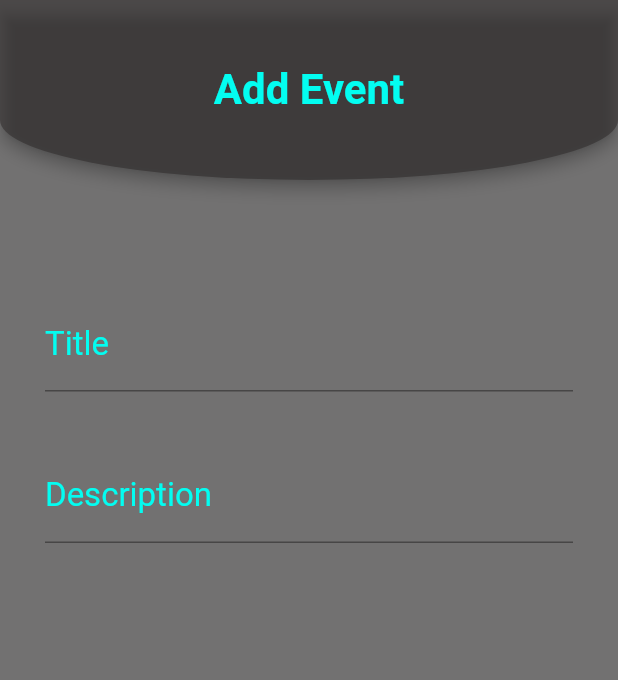
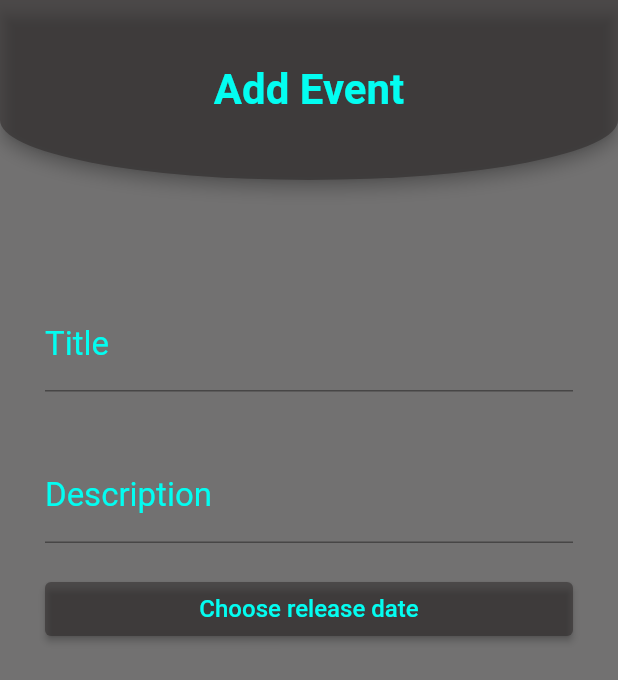
Before and after one commit to patryklaskowski1/do_not_forget, a Flutter app: the screen it shows after launch, on a phone screen of 412 x 824 dp. Shown: the top 680 px of the screen. Run offline on Flutter 3.47's test engine with Material 2 defaults, Android fonts, the phone set to English and light mode, and no system bars.

Commit message:
Create ElevatedButton to add page

```diff
--- a/lib/add_page/add_page.dart
+++ b/lib/add_page/add_page.dart
@@ -32,8 +32,8 @@ class AddPage extends StatelessWidget {
           horizontal: 30,
           vertical: 80,
         ),
-        children: const [
-          TextField(
+        children: [
+          const TextField(
             style: TextStyle(
               color: Color.fromARGB(255, 3, 253, 241),
             ),
@@ -57,8 +57,8 @@ class AddPage extends StatelessWidget {
               ),
             ),
           ),
-          SizedBox(height: 40),
-          TextField(
+          const SizedBox(height: 40),
+          const TextField(
             style: TextStyle(
               color: Color.fromARGB(255, 3, 253, 241),
             ),
@@ -82,6 +82,20 @@ class AddPage extends StatelessWidget {
               ),
             ),
           ),
+          const SizedBox(height: 20),
+          ElevatedButton(
+            onPressed: () {},
+            style: ElevatedButton.styleFrom(
+              backgroundColor: const Color.fromARGB(129, 41, 37, 37),
+            ),
+            child: const Text(
+              'Choose release date',
+              style: TextStyle(
+                color: Color.fromARGB(255, 3, 253, 241),
+                fontSize: 16,
+              ),
+            ),
+          ),
         ],
       ),
     );
```
